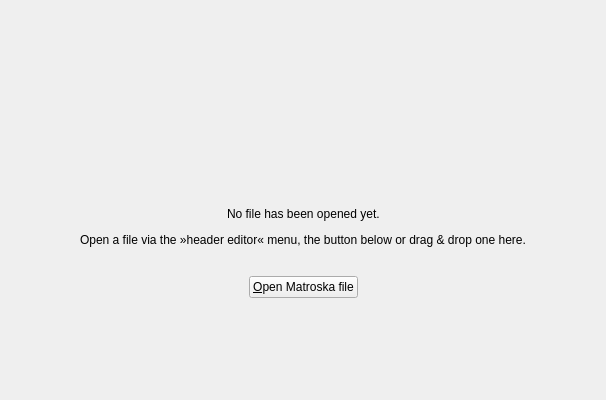
Qt form src/mkvtoolnix-gui/forms/header_editor/tool.ui (jpsdr/MKVToolnix-Windows-7) before a commit; both pictures show x 152 to 758 and y 0 to 400 of the 910 by 491 pixel window.
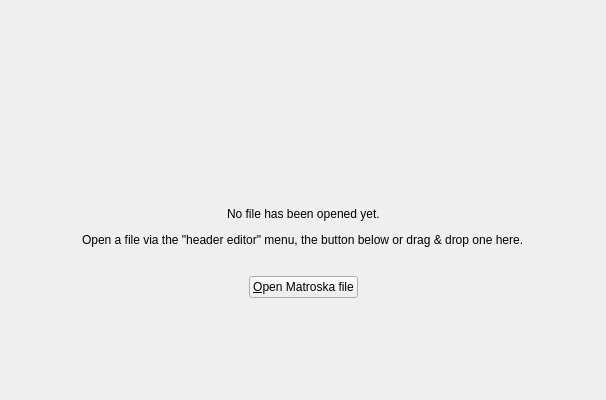
The same form after that commit. The open tabs and pages were chosen to show the change. Icons and pictures are not drawn.

The edit to the form file:
```diff
--- a/src/mkvtoolnix-gui/forms/header_editor/tool.ui
+++ b/src/mkvtoolnix-gui/forms/header_editor/tool.ui
@@ -110,7 +110,7 @@
             <item>
              <widget class="QLabel" name="howToOpenLabel">
               <property name="text">
-               <string>Open a file via the »header editor« menu, the button below or drag &amp; drop one here.</string>
+               <string>Open a file via the "header editor" menu, the button below or drag &amp; drop one here.</string>
               </property>
              </widget>
             </item>
```
